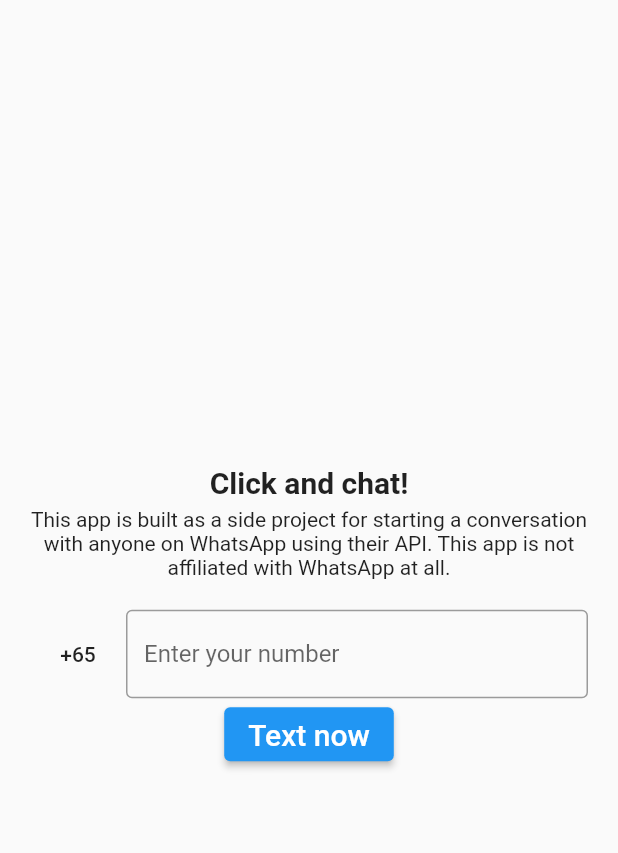
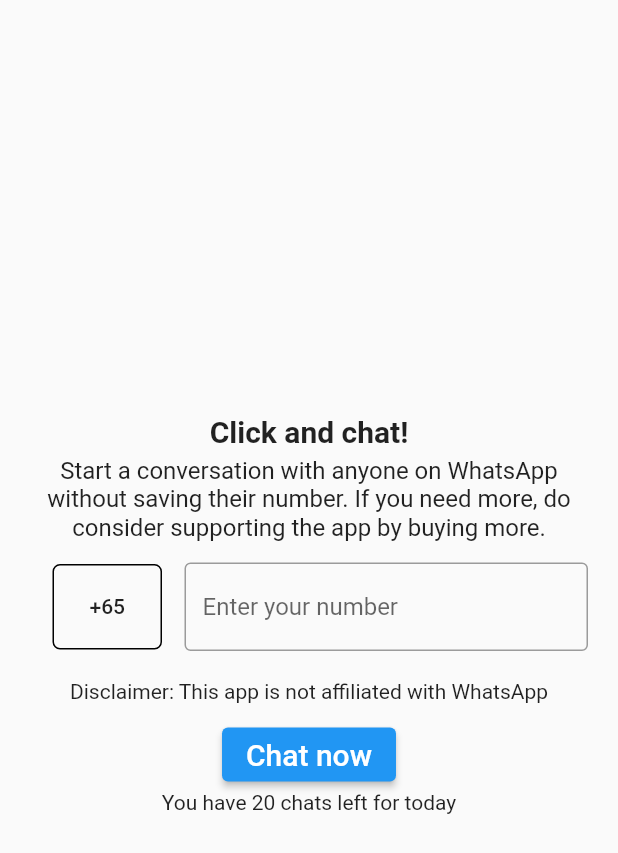
Before and after one commit to marcuspeh/click_and_chat, a Flutter app: the screen it shows after launch, after a tap on "+65", on a phone screen of 412 x 824 dp. Shown: the top 853 px of the screen. Run offline on Flutter 3.47's test engine with Material 2 defaults, Android fonts, the phone set to English and light mode, and no system bars; drawn by our look-alikes of country_code_picker; our stand-ins replace shared_preferences.

Commit message:
Update home page

```diff
--- a/lib/screens/home.dart
+++ b/lib/screens/home.dart
@@ -2,6 +2,7 @@
 import 'package:country_code_picker/country_code_picker.dart';
 import 'package:flutter/material.dart';
 import 'package:flutter/services.dart';
+import 'package:shared_preferences/shared_preferences.dart';
 import 'package:url_launcher/url_launcher.dart';
 
 void main() {
@@ -11,18 +12,32 @@
 class Home extends StatelessWidget {
   String countryCode = "65";
   final textInputController = TextEditingController();
+  final chatsLeft = ValueNotifier<int>(0);
+
+  Future<void> isCheckLeft() async {
+    final prefs = await SharedPreferences.getInstance();
+    if (!prefs.containsKey("chatsLeft")) {
+      prefs.setInt('chatsLeft', 20);
+    }
+    chatsLeft.value = await prefs.getInt("chatsLeft") ?? 0;
+  }
+
+  Future<void> removeOneChat() async {
+    final prefs = await SharedPreferences.getInstance();
+    chatsLeft.value--;
+    prefs.setInt('chatsLeft', chatsLeft.value);
+  }
 
   void _launchUrl() async {
     String urlLink = PHONE_URL + countryCode + textInputController.text;
-    print("########################");
-    print(urlLink);
-    if (!await launchUrl(Uri.parse(urlLink), mode: LaunchMode.externalApplication)) {
-      throw 'Could not launch';
-    }
+    // if (!await launchUrl(Uri.parse(urlLink), mode: LaunchMode.externalApplication)) {
+    //   throw 'Could not launch';
+    // }
+    removeOneChat();
   }
 
-  @override
-  Widget build(BuildContext context) => Scaffold(
+  Widget getBody() {
+    return Scaffold(
       body:
         Padding(
           padding: EdgeInsets.all(20.0),
@@ -37,17 +52,24 @@
                   style: TextStyle(fontWeight: FontWeight.bold, fontSize: 20),
                 ),
                 const Padding(
-              padding: EdgeInsets.only(top: 5, bottom: 20),
+                  padding: EdgeInsets.only(top: 5),
                   child:
                     Text(
-                  'This app is built as a side project for starting a conversation with anyone on WhatsApp using their API. This app is not affiliated with WhatsApp at all.',
+                      'Start a conversation with anyone on WhatsApp without saving their number. If you need more, do consider supporting the app by buying more.',
                       textAlign: TextAlign.center,
-                  style: TextStyle()
+                      style: TextStyle(fontSize: 16)
                     ),
                 ),
                 Row(
                   children: [
-                CountryCodePicker(
+                    Container(
+                      margin: const EdgeInsets.all(15.0),
+                      padding: const EdgeInsets.all(3.5),
+                      decoration: BoxDecoration(
+                        border: Border.all(),
+                        borderRadius: BorderRadius.circular(5),
+                      ),
+                      child:  CountryCodePicker(
                         onChanged: (value) {
                           countryCode = value.toString().substring(1);
                         },
@@ -58,6 +80,7 @@
                         showCountryOnly: false,
                         showOnlyCountryWhenClosed: false,
                         alignLeft: false,
+                      ),
                     ),
                     Expanded(
                       child: TextField(
@@ -74,12 +97,49 @@
                     ),
                   ]
                 ),
+                const Padding(
+                  padding: EdgeInsets.only(top: 5, bottom: 5),
+                  child:
+                    Text(
+                      'Disclaimer: This app is not affiliated with WhatsApp',
+                      textAlign: TextAlign.center,
+                      style: TextStyle(fontSize: 14)
+                    ),
+                ),
+                Padding(
+                  padding: EdgeInsets.only(top: 5, bottom: 5),
+                  child:  Column(
+                    mainAxisAlignment: MainAxisAlignment.center,
+                    crossAxisAlignment: CrossAxisAlignment.center,
+                    children: [
                       ElevatedButton (
-              child: const Text("Text now", style: TextStyle(fontSize: 20),),
-              onPressed: _launchUrl
-            )
+                        child: const Text("Chat now", style: TextStyle(fontSize: 20),),
+                        onPressed: chatsLeft.value > 0 ?_launchUrl : null
+                      ),
+                      ValueListenableBuilder(
+                        valueListenable: chatsLeft,
+                        builder: (context, value, widget) {
+                          return Text(
+                            'You have ' + chatsLeft.value.toString() + ' chats left for today',
+                            textAlign: TextAlign.center,
+                            style: TextStyle(fontSize: 14)
+                          );
+                        }
+                      ),
+                    ]
+                  ),
+                ),
               ],
             )
         )
     );
   }
+
+  @override
+  Widget build(BuildContext context) => FutureBuilder(
+    future: isCheckLeft(),
+    builder: (context, snapshot) {
+      return getBody();
+    },
+  );
+}
--- a/pubspec.yaml
+++ b/pubspec.yaml
@@ -36,6 +36,7 @@
   cupertino_icons: ^1.0.2
   country_code_picker: ^2.0.2
   url_launcher: ^6.1.2
+  shared_preferences: ^2.0.15
 
 dev_dependencies:
   flutter_test:
```
Also changed, not shown: pubspec.lock. Lines whose indentation alone changed are shown as unchanged.
